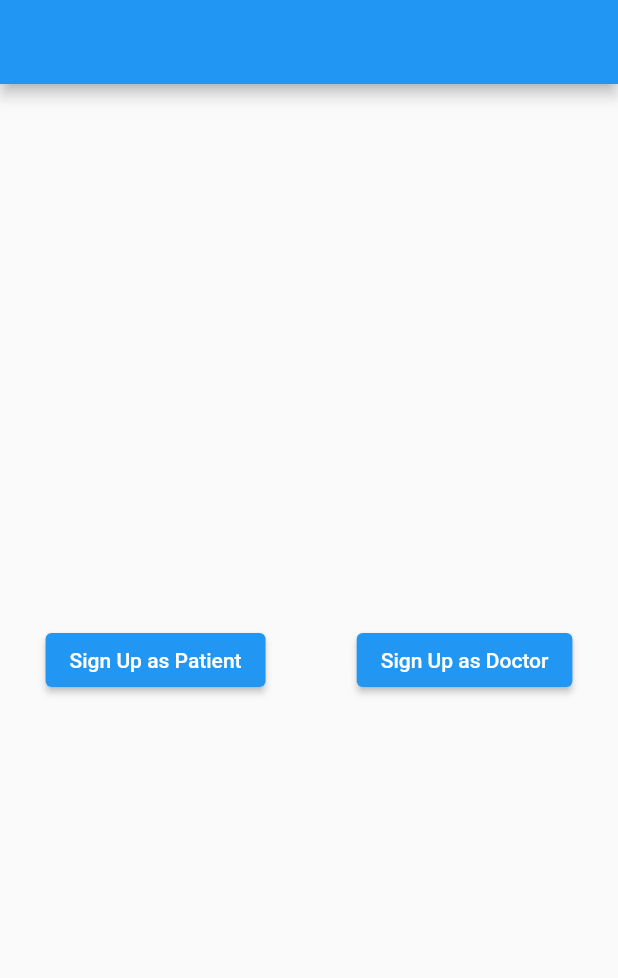
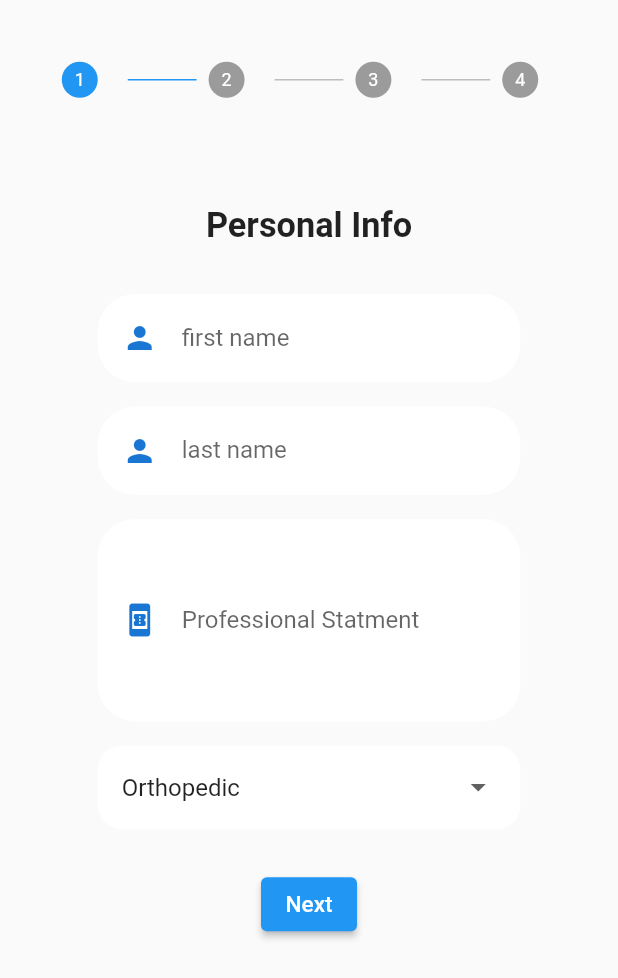
Before and after one commit to omer1998/booking_system, a Flutter app: the screen it shows after launch, after a tap on "Sign Up as Doctor", on a phone screen of 412 x 824 dp. Shown: the top 978 px of the screen. Run offline on Flutter 3.47's test engine with Material 2 defaults, Android fonts, the phone set to English and light mode, and no system bars; our stand-ins replace carousel_slider, cloud_firestore, firebase_auth, firebase_core, flutter_easyloading, flutter_riverpod and 10 more; missing offline and left inert: dart:ffi, pusher_client_fixed; accounts and stored records are empty; generated files the repository leaves out were written again; network calls fail.

Commit message:
STRUCTURE working on doctor auth pages

```diff
--- a/lib/main.dart
+++ b/lib/main.dart
@@ -1,4 +1,3 @@
-
 import 'package:booking_system/repositories/patient_repository_local.dart';
 import 'package:booking_system/utilities/routes.dart';
 import 'package:booking_system/views/pages/auth/patient_page/sign_in/p_sign_in_controller.dart';
@@ -12,6 +11,7 @@ import 'package:flutter_gen/gen_l10n/app_localizations.dart';
 import 'package:flutter_easyloading/flutter_easyloading.dart';
 import 'package:hive/hive.dart';
 import 'package:hive_flutter/hive_flutter.dart';
+
 // import 'package:flutter_easyloading/flutter_easyloading.dart';
 Future<void> main() async {
   WidgetsFlutterBinding.ensureInitialized();
@@ -19,9 +19,7 @@ Future<void> main() async {
   // initializing hive
   await Hive.initFlutter();
   runApp(
-    ProviderScope(
-      child: MyApp()
-      ),
+    ProviderScope(child: MyApp()),
   );
 }
 
@@ -66,12 +64,14 @@ class MyHomePage extends ConsumerStatefulWidget {
 }
 
 class _MyHomePageState extends ConsumerState<MyHomePage> {
-
   @override
   void initState() {
-    ref.read(patientSignInNotifierProvider.notifier).checkPatientAuthValidation(context);
+    ref
+        .read(patientSignInNotifierProvider.notifier)
+        .checkPatientAuthValidation(context);
     super.initState();
   }
+
   @override
   Widget build(BuildContext context) {
     return Scaffold(
@@ -87,7 +87,11 @@ class _MyHomePageState extends ConsumerState<MyHomePage> {
                 Navigator.pushNamed(context, Routes.patientSignUp);
               },
               child: Text("Sign Up as Patient")),
-          ElevatedButton(onPressed: () {}, child: Text("Sign Up as Doctor"))
+          ElevatedButton(
+              onPressed: () {
+                Navigator.of(context).pushReplacementNamed(Routes.doctorSetup);
+              },
+              child: Text("Sign Up as Doctor"))
         ],
       )),
 
--- a/lib/utilities/routes.dart
+++ b/lib/utilities/routes.dart
@@ -5,6 +5,7 @@ import 'package:booking_system/views/pages/doctor/doctor_page.dart';
 import 'package:flutter/material.dart';
 
 import '../main.dart';
+import '../views/pages/auth/doctor_page/setup.dart';
 import '../views/pages/auth/patient_page/sign_up/p_sign_up_page.dart';
 import '../views/pages/main/main_page.dart';
 import '../views/pages/auth_old/chat_page.dart';
@@ -23,6 +24,9 @@ class Routes{
   static const mainPage= '/main_page';
   static const bookingPage = '/booking_page';
   static const doctorPage = '/doctor_page';
+
+  // for doctors
+  static const doctorSetup = "/doctor-setup";
 
 
 
@@ -49,6 +53,8 @@ class Routes{
       return MaterialPageRoute(builder: (_) => const BookingScreen());
       case Routes.doctorPage:
         return MaterialPageRoute(builder: (_) => const  DoctorPage());
+      case Routes.doctorSetup:
+        return MaterialPageRoute(builder: (_) => const DoctorSetupPage());
     default:
       return MaterialPageRoute(builder: (_) => const MyHomePage(title: '',));
   }
--- a/lib/views/pages/auth/auth_widgets.dart
+++ b/lib/views/pages/auth/auth_widgets.dart
@@ -0,0 +1,243 @@
+// ignore_for_file: public_member_api_docs, sort_constructors_first
+import 'package:flutter/material.dart';
+import 'package:flutter_screenutil/flutter_screenutil.dart';
+
+class CustomInput extends StatelessWidget {
+  final String fieldName;
+  final String hint;
+  final IconData iconData;
+  final String? Function(String? val) validator;
+  final TextInputType? textInputType;
+  // ValueChanged<String>? onChanged;
+  final Function(String val)? onChanged;
+  final int? maxLines;
+  final bool? obscureText;
+  final IconData? suffixIcon;
+  final VoidCallback? suffixIconAction;
+  final double? horizPad;
+  final double? vertPad;
+  final double? horizMar;
+  final double? vertMar;
+
+  const CustomInput(
+      {Key? key,
+      required this.fieldName,
+      required this.validator,
+      required this.iconData,
+      required this.hint,
+      this.textInputType,
+      this.onChanged,
+      this.maxLines,
+      this.obscureText,
+      this.suffixIcon,
+      this.suffixIconAction,
+      this.vertPad,
+      this.horizPad,
+      this.horizMar,
+      this.vertMar})
+      : super(key: key);
+
+  @override
+  Widget build(BuildContext context) {
+    return Container(
+      margin:  EdgeInsets.symmetric(horizontal:horizMar ?? 24, vertical: vertMar ??  8),
+      padding: EdgeInsets.symmetric(horizontal:horizPad ?? 16, vertical: vertPad ?? 0),
+      decoration: BoxDecoration(
+          color: Colors.white, borderRadius: BorderRadius.circular(25)),
+      child: TextFormField(
+        obscureText: obscureText ?? false,
+        maxLines: maxLines ?? 1,
+        onChanged: onChanged,
+        autocorrect: true,
+        enableSuggestions: true,
+        keyboardType: textInputType,
+        onSaved: (value) {},
+        decoration: InputDecoration(
+          // helperText:
+          labelText: fieldName,
+          hintText: hint,
+          // floatingLabelAlignment: FloatingLabelAlignment.start,
+          floatingLabelStyle: TextStyle(
+            color: Colors.blue,
+            fontWeight: FontWeight.w700,
+            fontSize: 15.sp,
+          ),
+          // labelStyle: TextStyle(
+          //     color: Colors.blueGrey, fontSize: 15.sp, fontWeight: FontWeight.w500
+          // ),
+          // floatingLabelStyle: TextStyle(
+          //     color: Colors.blueGrey, fontSize: 15.sp, fontWeight: FontWeight.w500
+          // ),
+          // floatingLabelBehavior: FloatingLabelBehavior.auto,
+          suffixIcon: suffixIcon != null
+              ? IconButton(
+                  onPressed: suffixIconAction,
+                  icon: Icon(suffixIcon),
+                )
+              : null,
+          // hintText: fieldName,
+          hintStyle: TextStyle(color: Colors.black54),
+          icon: Icon(iconData, color: Colors.blue.shade700, size: 24),
+          // alignLabelWithHint: true,
+          border: InputBorder.none,
+        ),
+        validator: validator,
+      ),
+    );
+  }
+}
+
+class CustomPhoneInput extends StatelessWidget {
+  const CustomPhoneInput({super.key});
+
+  @override
+  Widget build(BuildContext context) {
+    return Container(
+      margin: const EdgeInsets.symmetric(horizontal: 24, vertical: 8),
+      padding: const EdgeInsets.symmetric(horizontal: 16, vertical: 4),
+      decoration: BoxDecoration(
+        borderRadius: BorderRadius.circular(16),
+        color: Colors.white,
+      ),
+      child: Row(
+        children: [
+          Container(
+            width: 50.w,
+            child: DropdownButtonFormField(
+              items: ["079","077","075"].map((e) => DropdownMenuItem(child: Text(e), value: e,)).toList(),
+              onChanged: (value){
+
+              },
+            ),
+          ),
+          SizedBox(width: 10.w,),
+          Expanded(
+            child: TextFormField(
+
+              decoration: InputDecoration(
+
+                hintText: "Enter Phone Number",
+                border: InputBorder.none,
+              ),
+            ),
+          )
+        ],
+      ),
+    );
+  }
+}
+
+class CustomStepperActions extends StatelessWidget {
+  const CustomStepperActions({super.key, required this.onNextAction, required this.onBackAction});
+  final VoidCallback onNextAction;
+  final VoidCallback onBackAction;
+
+  @override
+  Widget build(BuildContext context) {
+    return Row(
+            mainAxisAlignment: MainAxisAlignment.center,
+            children: [
+              ElevatedButton(style: ElevatedButton.styleFrom(
+                backgroundColor: Colors.grey,shape: RoundedRectangleBorder(borderRadius: BorderRadius.circular(10))
+              ) ,onPressed: onBackAction, child: Text("back")),
+              SizedBox(
+                width: 20.w,
+              ),
+              ElevatedButton(style: ElevatedButton.styleFrom(
+                shape: RoundedRectangleBorder(
+                  borderRadius: BorderRadius.circular(10)
+                )
+              ) , onPressed: onNextAction, child: Text("Next")),
+            ],
+          );
+  }
+}
+
+class CustomStepTitle extends StatelessWidget {
+  final String title;
+  const CustomStepTitle({super.key, required this.title});
+
+  @override
+  Widget build(BuildContext context) {
+    return Container(
+      margin: EdgeInsets.symmetric(vertical: 20.h),
+      child: Text(title, style: TextStyle(
+        fontSize: 20.sp,
+        fontWeight: FontWeight.bold,
+        color: Colors.black87,
+      ),),
+    );
+  }
+}
+
+class CustomDropdownInput extends StatelessWidget {
+  final List<String> options;
+  final String hint;
+  const CustomDropdownInput({super.key, required this.options, required this.hint});
+
+  @override
+  Widget build(BuildContext context) {
+    return Container(
+       margin: const EdgeInsets.symmetric(horizontal: 24, vertical: 8),
+      padding: const EdgeInsets.symmetric(horizontal: 16, vertical: 4),
+      decoration: BoxDecoration(
+        borderRadius: BorderRadius.circular(10),
+        color: Colors.white,
+      ),
+      child: DropdownButtonFormField(
+        value: options.first,
+        hint: Text(hint),
+        decoration: InputDecoration(
+          border: InputBorder.none,
+          hintText: hint,
+        ),
+        onChanged: (value) {
+          print("governate $value");
+        },
+        items: options.map((option) => DropdownMenuItem(child: Text(option), value: option,)).toList()),
+
+    );
+  }
+}
+
+class CustomDocumentUploaderCard extends StatelessWidget {
+  final VoidCallback onTap;
+  final String documentName;
+  const CustomDocumentUploaderCard({super.key, required this.onTap, required this.documentName});
+
+  @override
+  Widget build(BuildContext context) {
+    return InkWell(
+      borderRadius: BorderRadius.circular(16.w),
+      onTap: onTap,
+      child: Container(
+        height: 75.h,
+        child: Card(
+          elevation: 7.h,
+          shape: RoundedRectangleBorder(
+            borderRadius: BorderRadius.circular(16.w),
+          ),
+          child: Center(
+            child: Row(
+              children: [
+                Expanded(
+                  child: Center(
+                    child: Text("Upload $documentName", style: TextStyle(
+                                fontWeight: FontWeight.w500
+                              ),),
+                  ),
+                ),
+            Padding(
+              padding: const EdgeInsets.all(8.0),
+              child: Icon(
+                Icons.headphones_battery
+              ),
+            )
+              ],
+            )
+          ),
+        ),
+      ),
+    );
+  }
+}
--- /dev/null
+++ b/lib/views/pages/auth/doctor_page/setup.dart
@@ -0,0 +1,436 @@
+import 'dart:ffi';
+
+import 'package:booking_system/views/pages/doctor/widgets/doctor_widgets.dart';
+import 'package:flutter/material.dart';
+import 'package:flutter_screenutil/flutter_screenutil.dart';
+
+import '../../../../utilities/show_bottom_sheet.dart';
+import '../auth_widgets.dart';
+
+class DoctorSetupPage extends StatefulWidget {
+  const DoctorSetupPage({super.key});
+
+  @override
+  State<DoctorSetupPage> createState() => DoctorSetupPageState();
+}
+
+class DoctorSetupPageState extends State<DoctorSetupPage> {
+  int currentStep = 0;
+  String speciality = "Orthopedic";
+  final personalFormKey = GlobalKey<FormState>();
+  final contactFormKey = GlobalKey<FormState>();
+  bool obscurePassword = true;
+  List<Step> steps = [];
+  @override
+  void initState() {
+    // TODO: implement initState
+    super.initState();
+    steps = getSteps();
+  }
+
+  @override
+  Widget build(BuildContext context) {
+    return SafeArea(
+      child: Scaffold(
+        // appBar: AppBar(
+        //   backgroundColor: Colors.white.withOpacity(0.9),elevation: 0.0,
+        // ),
+        body: Container(
+          padding: EdgeInsets.all(15.w),
+          width: MediaQuery.of(context).size.width,
+          child: Stepper(
+              // stepIconBuilder: (int, stepState) {
+              //   if (stepState == StepState.editing) {
+              //     return Icon(Icons.edit);
+              //   } else if (stepState == StepState.complete) {
+              //     return Icon(Icons.compost_outlined);
+              //   }
+              // },
+              controlsBuilder: (context, controlDetails) {
+                return Container();
+              },
+              elevation: 0,
+              margin: EdgeInsets.all(10.w),
+              type: StepperType.horizontal,
+              currentStep: currentStep,
+              // onStepTapped: (value) {
+              //   setState(() {
+              //     currentStep = value;
+              //   });
+              // },
+              // onStepCancel: () {
+              //   currentStep == 0
+              //       ? null
+              //       : setState(() {
+              //           currentStep -= 1;
+              //         });
+              // },
+              // onStepContinue: () {
+              //   final isLastStep = currentStep == getSteps().length - 1;
+              //   if (isLastStep) {
+              //     // do something in the last step
+              //   } else {
+              //     setState(() {
+              //       currentStep += 1;
+              //     });
+              //   }
+              // },
+              steps: getSteps()),
+        ),
+      ),
+    );
+  }
+
+  getSteps() {
+    return [
+      Step(
+        state: currentStep > 0 ? StepState.complete : StepState.indexed,
+        isActive: currentStep == 0,
+        title: Text(''),
+        content: Form(
+          key: personalFormKey,
+          child: Column(children: [
+            CustomStepTitle(title: "Personal Info"),
+            CustomInput(
+              fieldName: "first name",
+              hint: 'first name',
+              validator: (val) {
+                if (val != null && val.isEmpty) {
+                  return 'please enter your first name';
+                }
+                return null;
+              },
+              iconData: Icons.person,
+            ),
+            CustomInput(
+              fieldName: "last name",
+              hint: 'last name',
+              validator: (val) {
+                if (val != null && val.isEmpty) {
+                  return 'please enter your first name';
+                }
+                return null;
+              },
+              iconData: Icons.person,
+            ),
+            CustomInput(
+              fieldName: "Professional Statment",
+              validator: (val) {
+                if (val != null && val.isEmpty) {
+                  return 'please enter your professional statment';
+                }
+                return null;
+              },
+              iconData: Icons.book_online,
+              hint: "professional statement",
+              maxLines: 5,
+            ),
+
+            Container(
+              margin: EdgeInsets.symmetric(horizontal: 24, vertical: 8),
+              padding: EdgeInsets.symmetric(horizontal: 16, vertical: 4),
+              decoration: BoxDecoration(
+                color: Colors.white,
+                borderRadius: BorderRadius.circular(16),
+              ),
+              child: DropdownButtonFormField(
+                  value: speciality,
+                  decoration: InputDecoration(
+                    hintText: "select your specialty",
+                    border: InputBorder.none,
+                  ),
+                  validator: (value) {
+                    if (value != null && value.isEmpty) {
+                      return 'please select your specialty';
+                    } else {
+                      return null;
+                    }
+                  },
+                  hint: Text("Specialty"),
+                  items: ["Orthopedic", "OBYG"]
+                      .map((spec) => DropdownMenuItem(
+                            value: spec,
+                            child: Text(spec),
+                          ))
+                      .toList(),
+                  onChanged: (value) {
+                    setState(() {
+                      speciality = value!;
+                    });
+                  }),
+            ),
+
+            // CustomInput(fieldName: 'Specialty', validator: (val){
+            //   if (val != null && val.isEmpty){
+            //     return "please enter your specialty";
+            //   }else {
+            //     return null;
+            //   }
+            // }, iconData: iconData, hint: hint)
+            SizedBox(
+              height: 15.h,
+            ),
+            ElevatedButton(
+                onPressed: () {
+                  if (personalFormKey.currentState!.validate()) {
+                    setState(() {
+                      currentStep += 1;
+                    });
+                  }
+                },
+                child: Text(
+                  "Next",
+                  style: TextStyle(fontSize: 15),
+                ))
+          ]),
+        ),
+      ),
+      Step(
+        state: currentStep > 1 ? StepState.complete : StepState.indexed,
+        isActive: currentStep == 1,
+        title: Text(''),
+        content: Form(
+          key: contactFormKey,
+          child: Column(children: [
+            CustomStepTitle(title: "Contact Info"),
+            CustomInput(
+              fieldName: "Email Address",
+              hint: 'Email Address',
+              validator: (val) {
+                if (val != null && val.isEmpty) {
+                  return 'please enter your first name';
+                } else if (!val!.contains("@")) {
+                  return "please enter a valid email address";
+                }
+                return null;
+              },
+              iconData: Icons.email,
+            ),
+            CustomInput(
+              obscureText: obscurePassword,
+              suffixIcon:
+                  obscurePassword ? Icons.visibility : Icons.visibility_off,
+              suffixIconAction: () => setState(() {
+                obscurePassword = !obscurePassword;
+              }),
+              fieldName: "password",
+              hint: 'password',
+              validator: (val) {
+                if (val != null && val.isEmpty) {
+                  return 'please enter your first name';
+                } else if (val!.trim().length < 8) {
+                  return "8 characters is required";
+                }
+                return null;
+              },
+              iconData: Icons.password,
+            ),
+            // confirm password
+            CustomInput(
+              obscureText: obscurePassword,
+              suffixIcon:
+                  obscurePassword ? Icons.visibility : Icons.visibility_off,
+              suffixIconAction: () => setState(() {
+                obscurePassword = !obscurePassword;
+              }),
+              fieldName: "Confirm password",
+              hint: 'Confirm Password',
+              validator: (val) {
+                if (val != null && val.isEmpty) {
+                  return 'please enter your password again';
+                }
+                return null;
+              },
+              iconData: Icons.password,
+            ),
+            CustomInput(
+                fieldName: "Phone",
+                validator: (value) {
+                  if (value != null && value.isEmpty) {
+                    return "please enter your phone number";
+                  } else if (!value!.startsWith("07")) {
+                    return "Please enter a valid phone number";
+                  } else if (value.length < 11) {
+                    return "Phone should be 11 digits";
+                  }
+                  return null;
+                },
+                iconData: Icons.phone,
+                hint: "Phone Number"),
+            // CustomPhoneInput(),
+            SizedBox(
+              height: 20.h,
+            ),
+            CustomStepperActions(
+                onNextAction: () {
+                  if (contactFormKey.currentState!.validate()) {
+                    onNext();
+                  }
+                },
+                onBackAction: OnBack)
+          ]),
+        ),
+      ),
+      Step(
+          isActive: currentStep == 2,
+          state: currentStep > 2 ? StepState.complete : StepState.indexed,
+          title: Text(""),
+          content: Form(
+              child: Column(
+            children: [
+              CustomStepTitle(title: "Clinic Information"),
+              CustomInput(
+                  fieldName: "Clinic Name",
+                  validator: (val) {
+                    if (val != null && val.isEmpty) {
+                      return "Clinic Name is required";
+                    } else {
+                      return null;
+                    }
+                  },
+                  iconData: Icons.abc,
+                  hint: "Clinic name"),
+              CustomInput(
+                  fieldName: "Clinic Phone",
+                  validator: (value) {
+                    if (value != null && value.isEmpty) {
+                      return "Clinic Phone is required";
+                    } else
+                      return null;
+                  },
+                  iconData: Icons.phone,
+                  hint: "enter the clinic's number"),
+              CustomStepTitle(title: "Address"),
+              CustomDropdownInput(
+                  options: ["Baghdad", "Al basra", "Dialla"],
+                  hint: "Governorate"),
+              CustomInput(
+                  fieldName: "City",
+                  validator: (val) {
+                    if (val != null && val.isEmpty) {
+                      return "City is required";
+                    } else {
+                      return null;
+                    }
+                  },
+                  iconData: Icons.place,
+                  hint: "City"),
+
+              SizedBox(
+                height: 8,
+              ),
+              CustomInput(
+                  fieldName: "Town",
+                  validator: (val) {
+                    if (val != null && val.isEmpty) {
+                      return "Town is required";
+                    } else {
+                      return null;
+                    }
+                  },
+                  iconData: Icons.place,
+                  hint: "Town"),
+
+              CustomInput(
+                  fieldName: "Street Name",
+                  validator: (val) {
+                    if (val != null && val.isEmpty) {
+                      return "Street Name is required";
+                    } else {
+                      return null;
+                    }
+                  },
+                  iconData: Icons.place,
+                  hint: "Street Name"),
+
+              // Row(
+              //   mainAxisSize : MainAxisSize.max,
+              //   mainAxisAlignment: MainAxisAlignment.spaceAround,
+              //   children: [
+              //     Expanded(
+              //       child: CustomInput(
+              //           fieldName: "Town",
+              //           validator: (val) {
+              //             if (val != null && val.isEmpty) {
+              //               return "Town is required";
+              //             } else {
+              //               return null;
+              //             }
+              //           },
+              //           iconData: Icons.place,
+              //           hint: "Town"),
+              //     ),
+
+              //     Expanded(
+              //       child: CustomInput(
+              //           fieldName: "Street Name",
+              //           validator: (val) {
+              //             if (val != null && val.isEmpty) {
+              //               return "Street Name is required";
+              //             } else {
+              //               return null;
+              //             }
+              //           },
+              //           iconData: Icons.place,
+              //           hint: "Street Name"),
+              //     )
+              //   ],
+              // ),
+              SizedBox(
+                height: 8,
+              ),
+
+              CustomStepperActions(
+                onBackAction: OnBack,
+                onNextAction: onNext,
+              )
+            ],
+          ))),
+      Step(
+          // label: Text("Documents"),
+          // subtitle: Text("Documents"),
+          state: currentStep > 3 ? StepState.complete : StepState.indexed,
+          isActive: currentStep == 3,
+          title: Text(""),
+          content: Column(
+            children: [
+              const CustomStepTitle(title: "Documnets"),
+              // Text("Hello documents"),
+              CustomDocumentUploaderCard(
+                  onTap: () {}, documentName: "National Id"),
+                  SizedBox(height: 8,),
+                  CustomDocumentUploaderCard(
+                  onTap: () {
+                    showImagePickerBottomSheet(context);
+                  }, documentName: "Doctor Id"),
+                  // SizedBox(height: 8,),CustomDocumentUploaderCard(
+                  // onTap: () {}, documentName: "National Id"),
+                  SizedBox(height: 16,),
+              CustomStepperActions(
+                onBackAction: OnBack,
+                onNextAction: onNext,
+              )
+            ],
+          )),
+    ];
+  }
+
+  onNext() {
+    if (currentStep < steps.length - 1) {
+      setState(() {
+        currentStep += 1;
+      });
+    } else {
+      // onLastStepAction();
+      print("last step");
+    }
+  }
+
+  OnBack() {
+    currentStep == 0
+        ? null
+        : setState(() {
+            currentStep -= 1;
+          });
+  }
+}
--- a/pubspec.yaml
+++ b/pubspec.yaml
@@ -57,6 +57,7 @@ dependencies:
   pusher_client_fixed: ^0.0.2
   hive: ^2.2.3
   hive_flutter:
+  font_awesome_flutter: ^10.5.0
   # pusher_channels_flutter:
   #   git:
   #     url: https://github.com/pusher/pusher-channels-flutter.git
@@ -69,6 +70,7 @@ dev_dependencies:
   custom_lint:
   riverpod_generator: ^2.2.3
   riverpod_lint: ^1.3.2
+
 
 
 
```
Also changed, not shown: lib/utilities/show_bottom_sheet.dart (added, +44 -0 lines), pubspec.lock.
